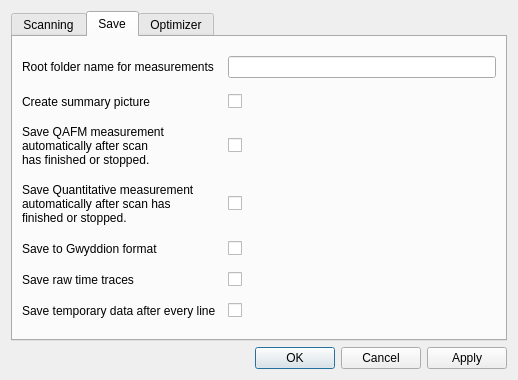
This is gui/qafm/ui_qafm_settings.ui in sriharijayaram5/qudi as Qt 5 draws it before an edit. The edited form follows.
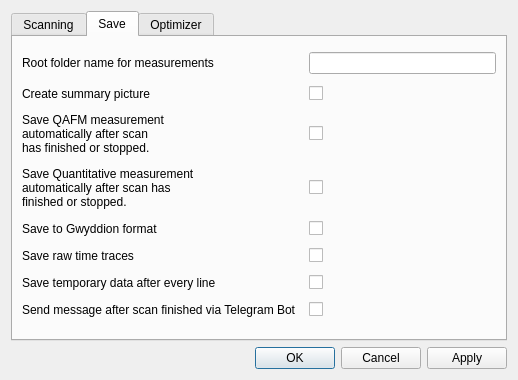
This is the edited form. The open tabs and pages were chosen to show the change. Custom widgets are drawn as their Qt base class.

Commit message: Added telegram message after scan finished

What changed in the file:
```diff
--- a/gui/qafm/ui_qafm_settings.ui
+++ b/gui/qafm/ui_qafm_settings.ui
@@ -6,7 +6,7 @@
    <rect>
     <x>0</x>
     <y>0</y>
-    <width>445</width>
+    <width>466</width>
     <height>380</height>
    </rect>
   </property>
@@ -242,20 +242,35 @@
        <string>Save</string>
       </attribute>
       <layout class="QGridLayout" name="gridLayout_3">
-       <item row="1" column="2">
-        <widget class="QCheckBox" name="create_summary_pic_CheckBox">
-         <property name="toolTip">
-          <string>&lt;html&gt;&lt;head/&gt;&lt;body&gt;&lt;p&gt;Save in addition to the usual data a summary picture of the sample scan, where all the measured signals are displayed corresponding to one scanning direction.&lt;/p&gt;&lt;/body&gt;&lt;/html&gt;</string>
+       <item row="5" column="3">
+        <widget class="QCheckBox" name="save_raw_timetraces_CheckBox">
+         <property name="text">
+          <string/>
          </property>
-         <property name="layoutDirection">
-          <enum>Qt::LeftToRight</enum>
+        </widget>
+       </item>
+       <item row="6" column="3">
+        <widget class="QCheckBox" name="save_temp_data_CheckBox">
+         <property name="text">
+          <string/>
          </property>
+        </widget>
+       </item>
+       <item row="4" column="3">
+        <widget class="QCheckBox" name="save_to_gwyddion_CheckBox">
          <property name="text">
           <string/>
          </property>
         </widget>
        </item>
-       <item row="3" column="0">
+       <item row="6" column="1">
+        <widget class="QLabel" name="label_3">
+         <property name="text">
+          <string>Save temporary data after every line</string>
+         </property>
+        </widget>
+       </item>
+       <item row="3" column="1">
         <widget class="QLabel" name="label_14">
          <property name="toolTip">
           <string>&lt;html&gt;&lt;head/&gt;&lt;body&gt;&lt;p&gt;To distinguish the data from the manual save, an additonal tag '_autosave' will be added to the name.&lt;/p&gt;&lt;/body&gt;&lt;/html&gt;</string>
@@ -265,24 +280,27 @@
          </property>
         </widget>
        </item>
-       <item row="0" column="2">
-        <widget class="QLineEdit" name="rootfolder_name_LineEdit">
+       <item row="1" column="3">
+        <widget class="QCheckBox" name="create_summary_pic_CheckBox">
          <property name="toolTip">
           <string>&lt;html&gt;&lt;head/&gt;&lt;body&gt;&lt;p&gt;Set the name for the root folder, where all data are created. This helps to group measurements to a certain event.&lt;/p&gt;&lt;/body&gt;&lt;/html&gt;</string>
          </property>
-        </widget>
-       </item>
-       <item row="2" column="2">
-        <widget class="QCheckBox" name="auto_save_qafm_CheckBox">
-         <property name="toolTip">
-          <string>&lt;html&gt;&lt;head/&gt;&lt;body&gt;&lt;p&gt;To distinguish the data from the manual save, an additonal tag '_autosave' will be added to the name.&lt;/p&gt;&lt;/body&gt;&lt;/html&gt;</string>
+         <property name="layoutDirection">
+          <enum>Qt::LeftToRight</enum>
          </property>
          <property name="text">
           <string/>
          </property>
         </widget>
        </item>
-       <item row="2" column="0">
+       <item row="0" column="1" colspan="2">
+        <widget class="QLabel" name="label_4">
+         <property name="text">
+          <string>Root folder name for measurements</string>
+         </property>
+        </widget>
+       </item>
+       <item row="2" column="1">
         <widget class="QLabel" name="label_13">
          <property name="toolTip">
           <string>&lt;html&gt;&lt;head/&gt;&lt;body&gt;&lt;p&gt;To distinguish the data from the manual save, an additonal tag '_autosave' will be added to the name.&lt;/p&gt;&lt;/body&gt;&lt;/html&gt;</string>
@@ -292,7 +310,7 @@
          </property>
         </widget>
        </item>
-       <item row="3" column="2">
+       <item row="3" column="3">
         <widget class="QCheckBox" name="auto_save_quanti_CheckBox">
          <property name="toolTip">
           <string>&lt;html&gt;&lt;head/&gt;&lt;body&gt;&lt;p&gt;To distinguish the data from the manual save, an additonal tag '_autosave' will be added to the name.&lt;/p&gt;&lt;/body&gt;&lt;/html&gt;</string>
@@ -302,59 +320,55 @@
          </property>
         </widget>
        </item>
-       <item row="0" column="0" colspan="2">
-        <widget class="QLabel" name="label_4">
-         <property name="text">
-          <string>Root folder name for measurements</string>
+       <item row="2" column="3">
+        <widget class="QCheckBox" name="auto_save_qafm_CheckBox">
+         <property name="toolTip">
+          <string>&lt;html&gt;&lt;head/&gt;&lt;body&gt;&lt;p&gt;To distinguish the data from the manual save, an additonal tag '_autosave' will be added to the name.&lt;/p&gt;&lt;/body&gt;&lt;/html&gt;</string>
          </property>
-        </widget>
-       </item>
-       <item row="1" column="0">
-        <widget class="QLabel" name="label_5">
          <property name="text">
-          <string>Create summary picture</string>
+          <string/>
          </property>
         </widget>
        </item>
-       <item row="4" column="0">
+       <item row="4" column="1">
         <widget class="QLabel" name="label_15">
          <property name="text">
           <string>Save to Gwyddion format</string>
          </property>
         </widget>
        </item>
-       <item row="5" column="0">
+       <item row="1" column="1">
+        <widget class="QLabel" name="label_5">
+         <property name="text">
+          <string>Create summary picture</string>
+         </property>
+        </widget>
+       </item>
+       <item row="5" column="1">
         <widget class="QLabel" name="label">
          <property name="text">
           <string>Save raw time traces</string>
          </property>
         </widget>
        </item>
-       <item row="6" column="0">
-        <widget class="QLabel" name="label_3">
-         <property name="text">
-          <string>Save temporary data after every line</string>
+       <item row="0" column="3">
+        <widget class="QLineEdit" name="rootfolder_name_LineEdit">
+         <property name="toolTip">
+          <string>&lt;html&gt;&lt;head/&gt;&lt;body&gt;&lt;p&gt;Set the name for the root folder, where all data are created. This helps to group measurements to a certain event.&lt;/p&gt;&lt;/body&gt;&lt;/html&gt;</string>
          </property>
         </widget>
        </item>
-       <item row="4" column="2">
-        <widget class="QCheckBox" name="save_to_gwyddion_CheckBox">
+       <item row="7" column="3">
+        <widget class="QCheckBox" name="telegram_message_checkBox">
          <property name="text">
           <string/>
          </property>
         </widget>
        </item>
-       <item row="5" column="2">
-        <widget class="QCheckBox" name="save_raw_timetraces_CheckBox">
+       <item row="7" column="1">
+        <widget class="QLabel" name="label_16">
          <property name="text">
-          <string/>
-         </property>
-        </widget>
-       </item>
-       <item row="6" column="2">
-        <widget class="QCheckBox" name="save_temp_data_CheckBox">
-         <property name="text">
-          <string/>
+          <string>Send message after scan finished via Telegram Bot</string>
          </property>
         </widget>
        </item>
```
Left out of the diff: 5 changed lines with no effect on the pictures. The commit also changes 2 other files.
